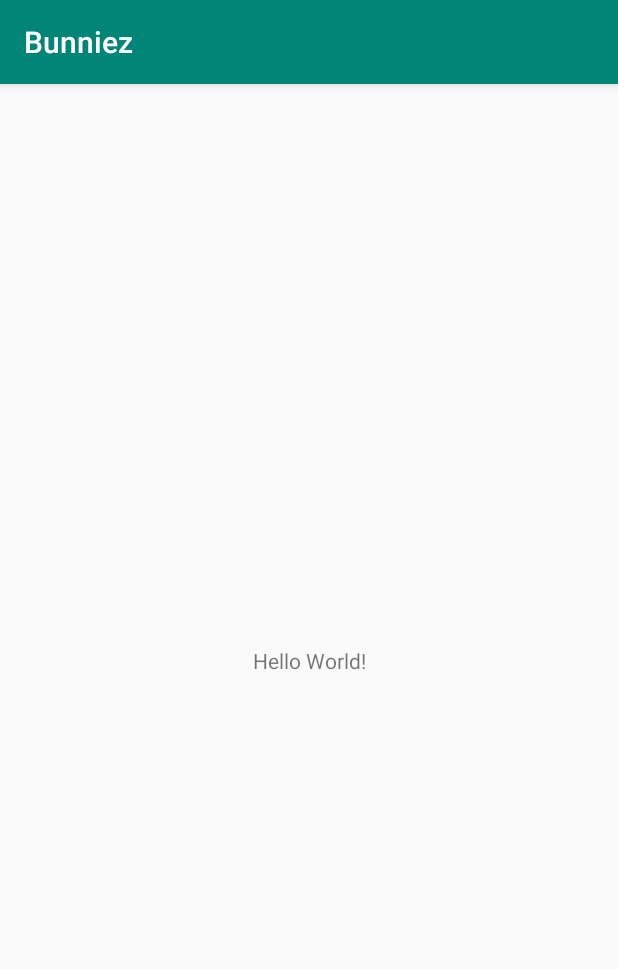
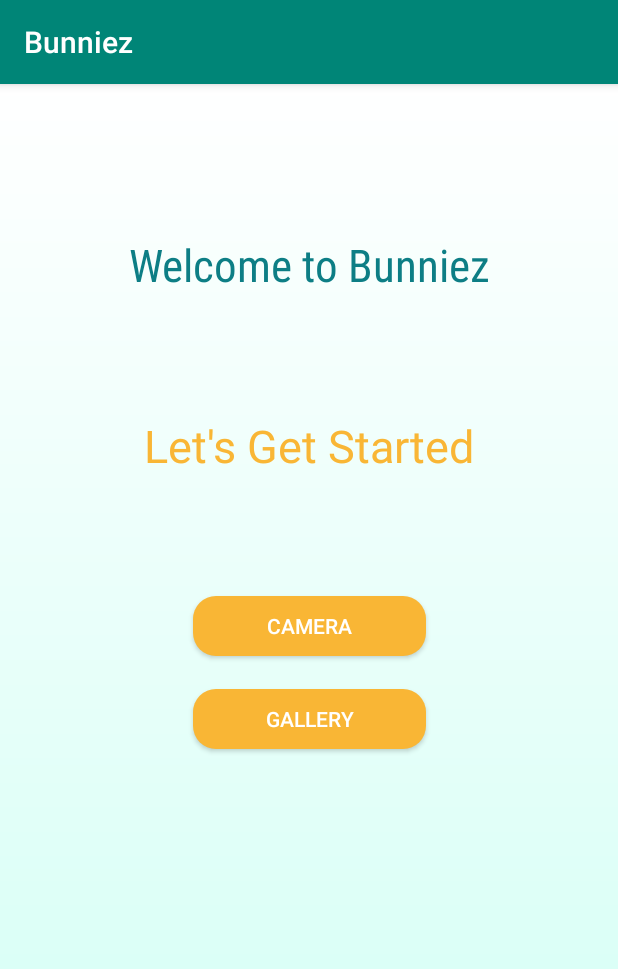
Before and after one commit to glevix/Bunniez, an Android app: the screen it shows after launch (MainActivity), on a phone screen of 412 x 824 dp. Shown: the top 969 px of the screen. Run offline under Robolectric (Android 15) with nearby library versions, the light colour scheme and no system bars.

Commit message:
main screen xml done

```diff
--- /dev/null
+++ b/app/src/main/res/drawable/button_shape.xml
@@ -0,0 +1,9 @@
+<?xml version="1.0" encoding="utf-8"?>
+<selector xmlns:android="http://schemas.android.com/apk/res/android">
+    <item>
+        <shape android:shape="rectangle">
+            <solid android:color="@color/secondaryColor"/>
+            <corners android:radius="15dp" />
+        </shape>
+    </item>
+</selector>
--- a/app/src/main/res/layout/activity_main.xml
+++ b/app/src/main/res/layout/activity_main.xml
@@ -4,15 +4,61 @@
     xmlns:tools="http://schemas.android.com/tools"
     android:layout_width="match_parent"
     android:layout_height="match_parent"
-    tools:context=".MainActivity">
+    tools:context=".MainActivity"
+    android:background="@drawable/background_gradient" >
 
     <TextView
+        android:id="@+id/welcome_title"
         android:layout_width="wrap_content"
         android:layout_height="wrap_content"
-        android:text="Hello World!"
-        app:layout_constraintBottom_toBottomOf="parent"
+        android:text="@string/welcome"
         app:layout_constraintLeft_toLeftOf="parent"
         app:layout_constraintRight_toRightOf="parent"
-        app:layout_constraintTop_toTopOf="parent" />
+        app:layout_constraintTop_toTopOf="parent"
+        android:layout_marginTop="100dp"
+        android:fontFamily="sans-serif-condensed"
+        android:textSize="30sp"
+        android:textColor="@color/titleColor"
+        />
+
+    <TextView
+        android:id="@+id/lets_start"
+        android:layout_width="wrap_content"
+        android:layout_height="wrap_content"
+        android:text="@string/lets_start"
+        app:layout_constraintLeft_toLeftOf="parent"
+        app:layout_constraintRight_toRightOf="parent"
+        app:layout_constraintTop_toBottomOf="@id/welcome_title"
+        android:layout_marginTop="80dp"
+        android:fontFamily="sans-serif"
+        android:textSize="30sp"
+        android:textColor="@color/secondaryColor"
+        />
+
+    <Button
+        android:id="@+id/camera_button"
+        android:layout_width="155dp"
+        android:layout_height="40dp"
+        android:text="@string/camera"
+        android:textColor="@color/white"
+        app:layout_constraintLeft_toLeftOf="parent"
+        app:layout_constraintRight_toRightOf="parent"
+        app:layout_constraintTop_toBottomOf="@id/lets_start"
+        android:layout_marginTop="80dp"
+        android:background="@drawable/button_shape"
+        />
+
+    <Button
+        android:id="@+id/gallery_button"
+        android:layout_width="155dp"
+        android:layout_height="40dp"
+        android:text="@string/gallery"
+        android:textColor="@color/white"
+        app:layout_constraintLeft_toLeftOf="parent"
+        app:layout_constraintRight_toRightOf="parent"
+        app:layout_constraintTop_toBottomOf="@id/camera_button"
+        android:layout_marginTop="22dp"
+        android:background="@drawable/button_shape"
+        />
 
 </android.support.constraint.ConstraintLayout>
--- a/app/src/main/res/values/colors.xml
+++ b/app/src/main/res/values/colors.xml
@@ -3,4 +3,9 @@
     <color name="colorPrimary">#008577</color>
     <color name="colorPrimaryDark">#00574B</color>
     <color name="colorAccent">#D81B60</color>
+    <color name="gradient_start">#FFFFFF</color>
+    <color name="gradient_end">#D0FFF4</color>
+    <color name="titleColor">#0D7E85</color>
+    <color name="secondaryColor">#F9B635</color>
+    <color name="white">#FFFFFF</color>
 </resources>
--- a/app/src/main/res/values/strings.xml
+++ b/app/src/main/res/values/strings.xml
@@ -1,3 +1,7 @@
 <resources>
     <string name="app_name">Bunniez</string>
+    <string name="welcome">Welcome to Bunniez</string>
+    <string name="lets_start">Let\'s Get Started</string>
+    <string name="camera">Camera</string>
+    <string name="gallery">Gallery</string>
 </resources>
--- a/app/src/main/res/values/styles.xml
+++ b/app/src/main/res/values/styles.xml
@@ -3,7 +3,6 @@
     <!-- Base application theme. -->
     <style name="AppTheme" parent="Theme.AppCompat.Light.DarkActionBar">
         <!-- Customize your theme here. -->
-        <item name="gradientBackground">@color/colorPrimary</item>
         <item name="colorPrimary">@color/colorPrimary</item>
         <item name="colorPrimaryDark">@color/colorPrimaryDark</item>
         <item name="colorAccent">@color/colorAccent</item>
```
Also changed, not shown: app/src/main/res/drawable/background_gradient.xml (renamed from app/src/main/res/layout/background_gradient.xml), 1 other file.
